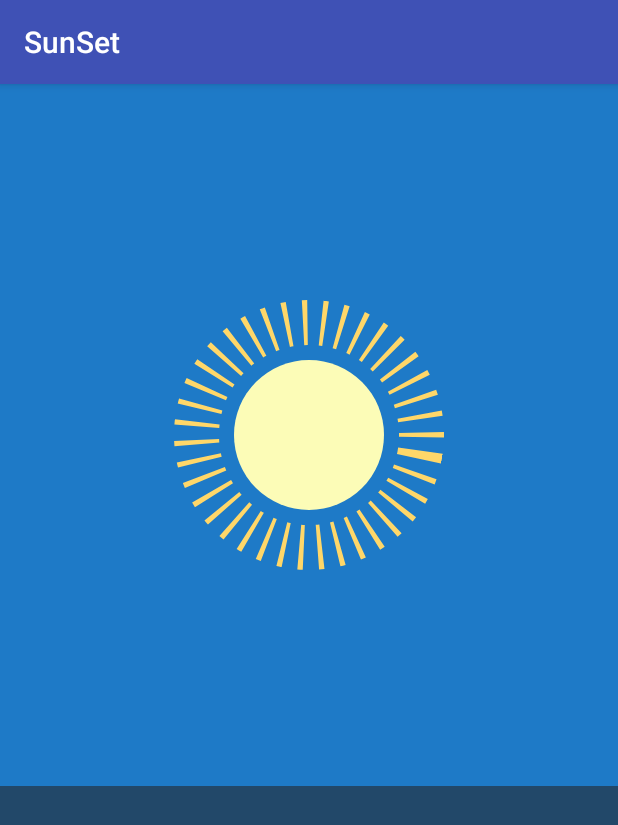
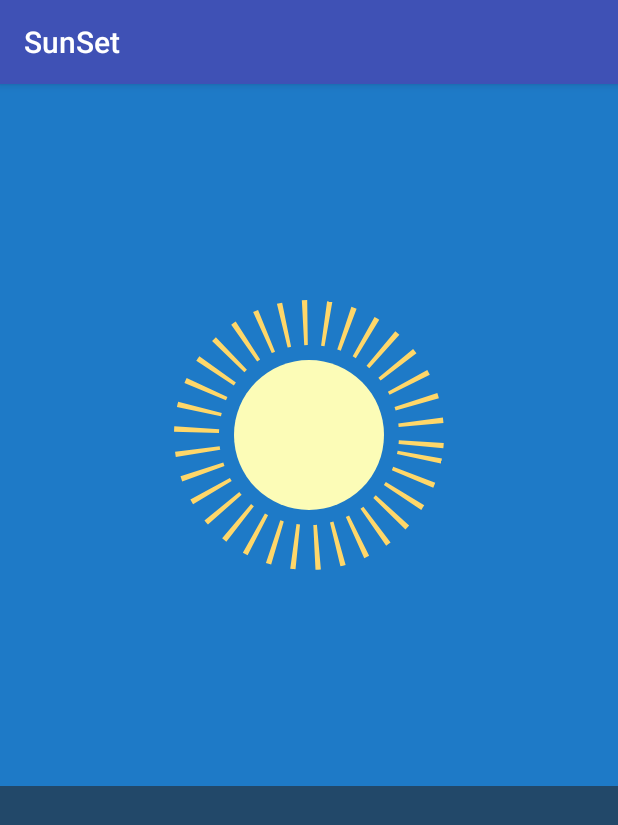
Before and after one commit to imhashir/SunSet, an Android app: the screen it shows after launch (SunSetActivity), on a phone screen of 412 x 824 dp. Shown: the top 825 px of the screen. Run offline under Robolectric (Android 15) with nearby library versions, the phone set to English and light mode, and no system bars.

Commit message:
Added Sun rays & SunSet-SunRise - Fixes#1

```diff
--- a/app/src/main/java/com/hashirbaig/android/sunset/SunSetFragment.java
+++ b/app/src/main/java/com/hashirbaig/android/sunset/SunSetFragment.java
@@ -4,6 +4,7 @@ import android.animation.Animator;
 import android.animation.AnimatorSet;
 import android.animation.ArgbEvaluator;
 import android.animation.ObjectAnimator;
+import android.animation.ValueAnimator;
 import android.graphics.PointF;
 import android.os.Bundle;
 import android.support.annotation.Nullable;
@@ -27,12 +28,8 @@ public class SunSetFragment extends Fragment{
     private int mBlueSkyColor;
     private int mSunsetSkyColor;
     private int mNightSkyColor;
-    private int mSunLow;
-    private int mSunHigh;
 
     private boolean mTouched;
-
-    private PointF mDefaultSun;
 
     public static SunSetFragment newInstance() {
         return new SunSetFragment();
@@ -47,16 +44,11 @@ public class SunSetFragment extends Fragment{
         mSunView = v.findViewById(R.id.sun);
         mSkyView = v.findViewById(R.id.sky);
         mSunRayView = v.findViewById(R.id.sun_rays);
-
-        mDefaultSun = new PointF(mSunView.getTranslationX(), mSunView.getTranslationY());
-
         mTouched = false;
 
         mBlueSkyColor = getResources().getColor(R.color.blue_sky);
         mSunsetSkyColor = getResources().getColor(R.color.sunset_sky);
         mNightSkyColor = getResources().getColor(R.color.night_sky);
-        mSunLow = getResources().getColor(R.color.bright_sun);
-        mSunHigh = getResources().getColor(R.color.sun_high);
 
         sunPulseAnimation();
         v.setOnClickListener(new View.OnClickListener() {
@@ -108,6 +100,8 @@ public class SunSetFragment extends Fragment{
                 .before(sunAnimator)
                 .before(skyColorAnimator);
 
+
+
         animatorSet.start();
     }
 
@@ -119,6 +113,13 @@ public class SunSetFragment extends Fragment{
                 .ofFloat(mSunView, "y", sunStartY, sunStopY)
                 .setDuration(3000);
         sunAnimator.setInterpolator(new AccelerateInterpolator());
+
+        sunAnimator.addUpdateListener(new ValueAnimator.AnimatorUpdateListener() {
+            @Override
+            public void onAnimationUpdate(ValueAnimator animation) {
+
+            }
+        });
 
         ObjectAnimator skyColorAnimator = ObjectAnimator
                 .ofInt(mSkyView, "backgroundColor", mBlueSkyColor, mSunsetSkyColor)
--- a/app/src/main/res/drawable/sun_rays.xml
+++ b/app/src/main/res/drawable/sun_rays.xml
@@ -9,7 +9,7 @@
         android:color="@color/sun_high"
         android:width="30dp"
         android:dashWidth="3dp"
-        android:dashGap="9dp"/>
+        android:dashGap="11dp"/>
 
     <gradient
         android:endColor="@color/bright_sun"
```
